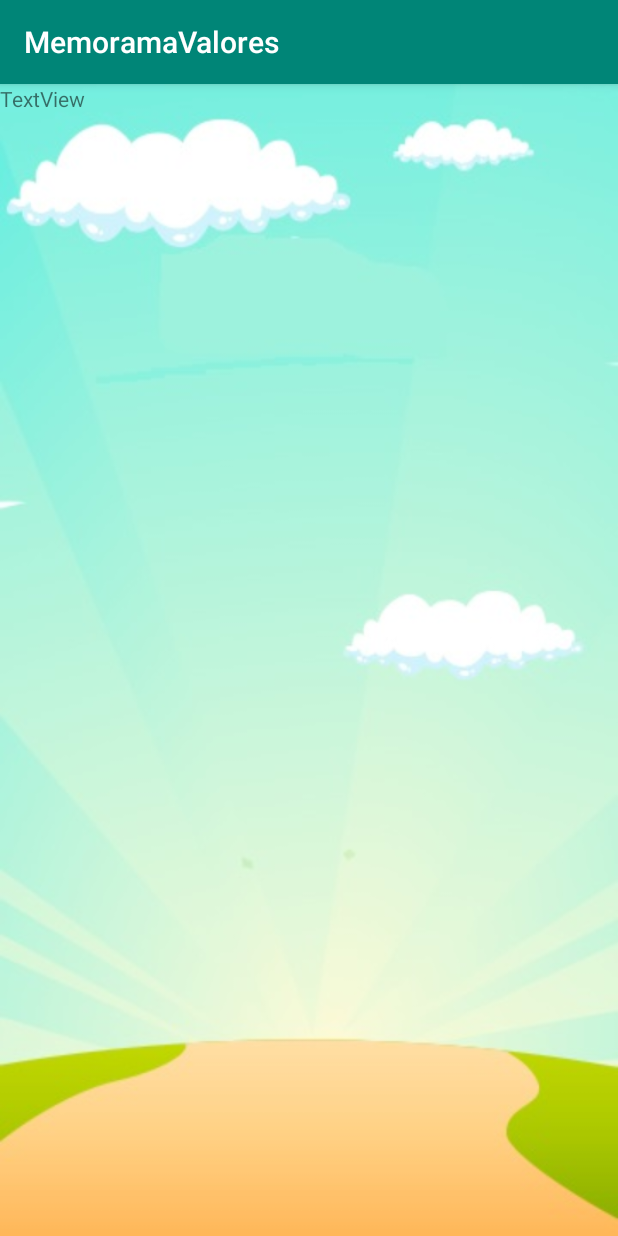
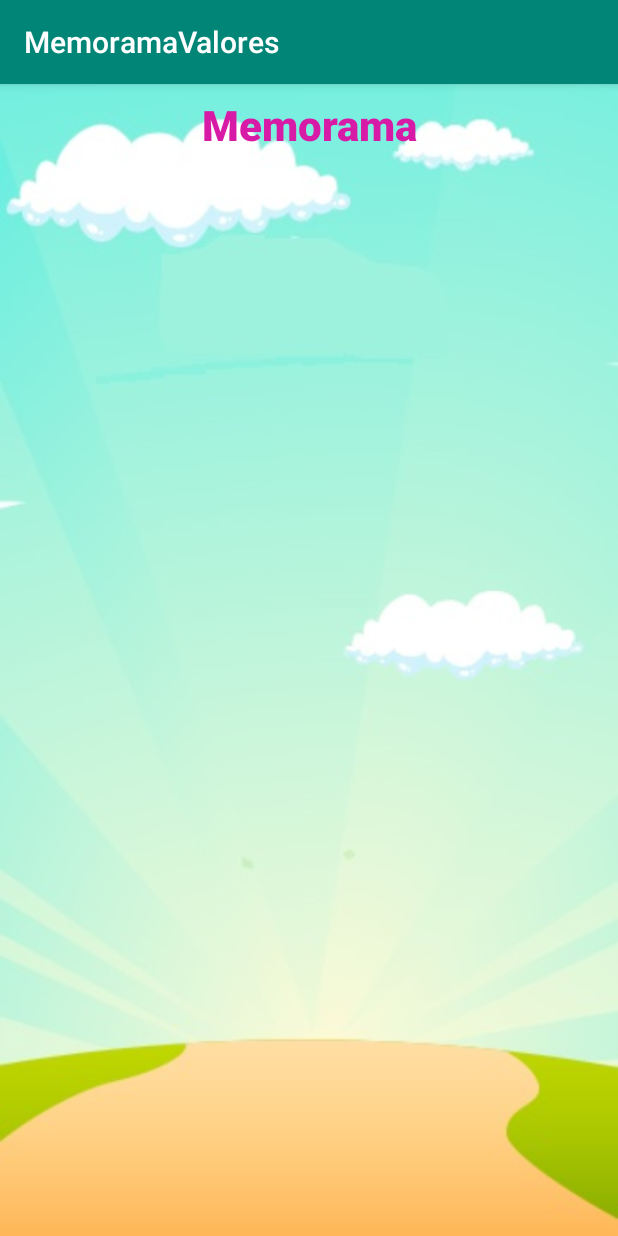
Before and after one commit to raices19/Pruebasjuegos, an Android app: the screen it shows after launch (MainActivity), on a phone screen of 412 x 824 dp. Run offline under Robolectric (Android 15) with nearby library versions, the phone set to English and light mode, and no system bars.

Commit message:
Agregando Titulo del juego

```diff
--- a/app/src/main/res/layout/activity_main.xml
+++ b/app/src/main/res/layout/activity_main.xml
@@ -11,7 +11,16 @@
         android:id="@+id/textView2"
         android:layout_width="wrap_content"
         android:layout_height="wrap_content"
-        android:text="TextView"
-        tools:layout_editor_absoluteX="123dp"
-        tools:layout_editor_absoluteY="282dp" />
+        android:layout_marginStart="8dp"
+        android:layout_marginTop="8dp"
+        android:layout_marginEnd="8dp"
+        android:fontFamily="sans-serif-black"
+        android:text="Memorama"
+        android:textAlignment="center"
+        android:textColor="@color/colorAccent"
+        android:textSize="28sp"
+        android:textStyle="bold"
+        app:layout_constraintEnd_toEndOf="parent"
+        app:layout_constraintStart_toStartOf="parent"
+        app:layout_constraintTop_toTopOf="parent" />
 </android.support.constraint.ConstraintLayout>
--- a/app/src/main/res/values/colors.xml
+++ b/app/src/main/res/values/colors.xml
@@ -2,5 +2,5 @@
 <resources>
     <color name="colorPrimary">#008577</color>
     <color name="colorPrimaryDark">#00574B</color>
-    <color name="colorAccent">#D81B60</color>
+    <color name="colorAccent">#D81BA6</color>
 </resources>
```
